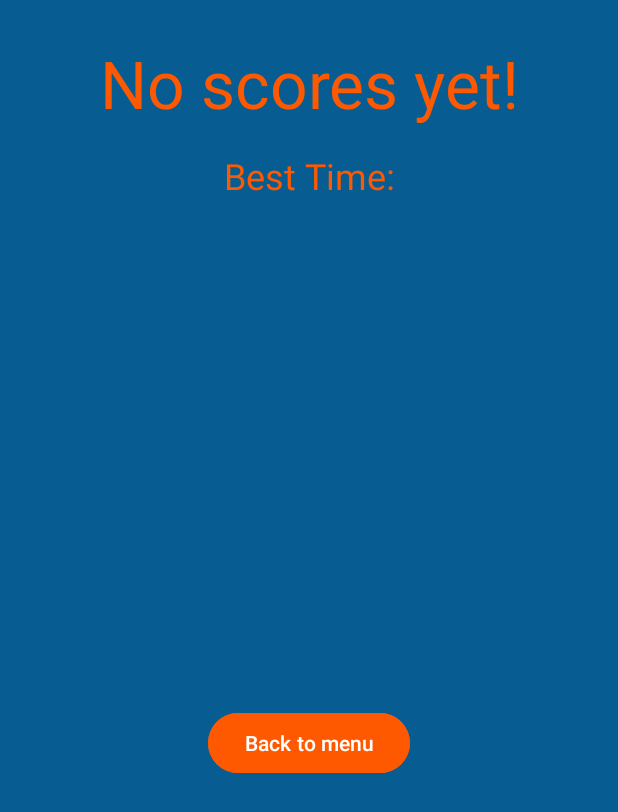
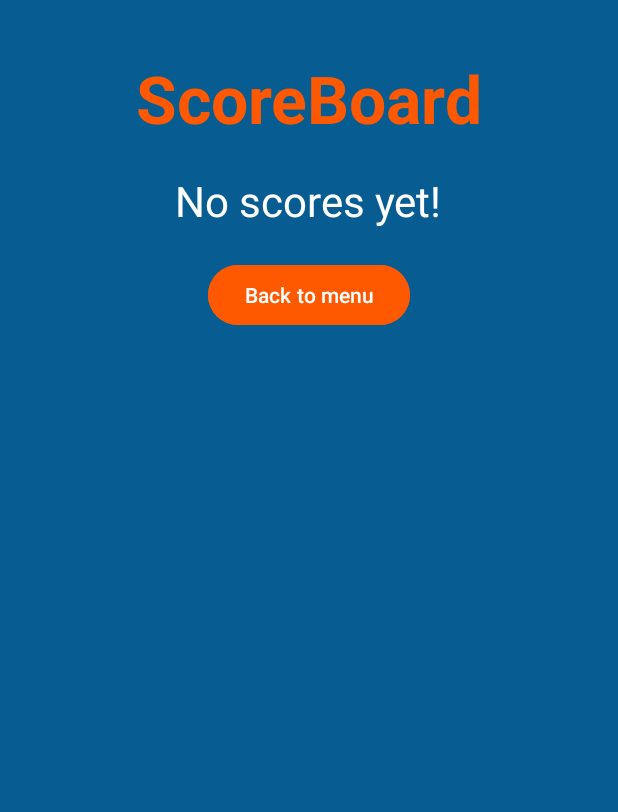
Before and after one commit to Vivianne-S/memoryMania, an Android app: the ScoreBoardActivity screen opened directly, with no data from a screen before it, on a phone screen of 412 x 824 dp. Shown: the top 812 px of the screen. Run offline under Robolectric (Android 15) with nearby library versions, the phone set to English and light mode, and no system bars.

Commit message:
- Added and fixed user interface with activity_scoreboard.xml and added new strings.xml                          - Removed scoreboard time from scoreboard titel in ScoreBoardActivity.kt and added scoreboardlist instead. Misstake from coding before.

```diff
--- a/app/src/main/java/com/example/memorymania/ScoreBoardActivity.kt
+++ b/app/src/main/java/com/example/memorymania/ScoreBoardActivity.kt
@@ -10,35 +10,35 @@ class ScoreBoardActivity : AppCompatActivity() {
 
         override fun onCreate(savedInstanceState: Bundle?) {
             super.onCreate(savedInstanceState)
-        setContentView(R.layout.activity_scoreboard) // Ladda layouten för scoreboard
+            setContentView(R.layout.activity_scoreboard)
 
             val sharedPref = getSharedPreferences("game_data", MODE_PRIVATE)
 
             // Läs in bästa tiderna från SharedPreferences och hantera om det är null eller tomt
             val times = sharedPref.getStringSet("best_times", mutableSetOf())?.map { it.toInt() }?.sorted() ?: emptyList()
 
-        // Begränsa till de 5 bästa tiderna
-        val topTimes = times.take(5)
+            // Begränsa till de 10 bästa tiderna
+            val topTimes = times.take(10)
 
-        // Formatera listan
+            // Formatera listan med de bästa tiderna
             val formattedTimes = topTimes.mapIndexed { index, time -> "${index + 1}. $time sekunder" }
 
-        // Visa tiderna i TextView
-        val scoreBoardTitle = findViewById<TextView>(R.id.scoreboard_title)
-        scoreBoardTitle.text = if (formattedTimes.isEmpty()) {
+            // Visa tiderna i ScrollView TextView
+            val scoreBoardList = findViewById<TextView>(R.id.score_board_list)
+            scoreBoardList.text = if (formattedTimes.isEmpty()) {
                 "No scores yet!" // Visa ett meddelande om inga tider finns
             } else {
                 formattedTimes.joinToString("\n")
             }
+
             // Hämta referens till knappen "Back to Menu"
             val backToMenuButton: Button = findViewById(R.id.back_to_menu_button)
 
             // Sätt OnClickListener för att gå tillbaka till huvudmenyn
             backToMenuButton.setOnClickListener {
-            // Starta MainActivity (huvudmenyn)
                 val intent = Intent(this, MainActivity::class.java)
                 startActivity(intent)
-            finish() // Avsluta den här aktiviteten så att den inte är kvar i stacken
+                finish()
             }
         }
     }
--- a/app/src/main/res/layout/activity_scoreboard.xml
+++ b/app/src/main/res/layout/activity_scoreboard.xml
@@ -1,63 +1,46 @@
 <?xml version="1.0" encoding="utf-8"?>
-<androidx.constraintlayout.widget.ConstraintLayout xmlns:android="http://schemas.android.com/apk/res/android"
+<LinearLayout xmlns:android="http://schemas.android.com/apk/res/android"
     xmlns:app="http://schemas.android.com/apk/res-auto"
-
     android:layout_width="match_parent"
     android:layout_height="match_parent"
-    android:background="#075D92">
-
+    android:background="#075D92"
+    android:orientation="vertical"
+    android:padding="16dp">
 
     <!-- Scoreboard Title -->
     <TextView
         android:id="@+id/scoreboard_title"
         android:layout_width="wrap_content"
         android:layout_height="wrap_content"
+        android:layout_gravity="center"
         android:text="@string/score_board_title"
+        android:textColor="#FE5900"
         android:textSize="44sp"
-        android:textColor="#FE5900"
-        android:layout_marginTop="26dp"
-        app:layout_constraintTop_toTopOf="parent"
-        app:layout_constraintStart_toStartOf="parent"
-        app:layout_constraintEnd_toEndOf="parent" />
+        android:textStyle="bold"
+        android:layout_marginTop="20dp"/>
 
-    <!-- Best Time Label -->
+    <!-- Scoreboard List (Just Times) -->
     <TextView
-        android:id="@+id/best_time_label"
+        android:id="@+id/score_board_list"
         android:layout_width="wrap_content"
         android:layout_height="wrap_content"
-        android:text="@string/best_time"
-        android:textSize="24sp"
-        android:textColor="#FE5900"
-        android:layout_marginTop="16dp"
-        app:layout_constraintTop_toBottomOf="@id/scoreboard_title"
-        app:layout_constraintStart_toStartOf="parent"
-        app:layout_constraintEnd_toEndOf="parent" />
-
-    <!-- Score List -->
-    <TextView
-        android:id="@+id/scoreTimeDisplay"
-        android:layout_width="0dp"
-        android:layout_height="wrap_content"
-        android:textSize="18sp"
+        android:layout_marginTop="20dp"
+        android:lineSpacingExtra="8dp"
+        android:layout_gravity="center"
+        android:text="@string/score_board_list"
         android:textColor="#FFFFFF"
-        android:layout_marginTop="8dp"
-        app:layout_constraintTop_toBottomOf="@id/best_time_label"
-        app:layout_constraintStart_toStartOf="parent"
-        app:layout_constraintEnd_toEndOf="parent" />
+        android:textSize="28sp" />
 
     <!-- Back to Menu Button -->
     <Button
         android:id="@+id/back_to_menu_button"
         android:layout_width="wrap_content"
         android:layout_height="wrap_content"
+        android:layout_gravity="center"
+        android:layout_marginTop="20dp"
+        app:layout_constraintTop_toBottomOf="@id/score_board_list"
+        android:backgroundTint="#FE5900"
         android:text="@string/back_to_menu"
-        android:backgroundTint="#FE5900"
         android:textColor="#FFFFFF"
-        android:layout_marginTop="16dp"
-        android:layout_marginBottom="16dp"
-        app:layout_constraintTop_toBottomOf="@id/scoreTimeDisplay"
-        app:layout_constraintStart_toStartOf="parent"
-        app:layout_constraintEnd_toEndOf="parent"
-        app:layout_constraintBottom_toBottomOf="parent" />
-
-</androidx.constraintlayout.widget.ConstraintLayout>
+        />
+</LinearLayout>
--- a/app/src/main/res/values/strings.xml
+++ b/app/src/main/res/values/strings.xml
@@ -9,22 +9,28 @@
 
     <!-- Timer label and gl hf-->
     <string name="timer_label">Timer: %1$d </string>
-    <string name="gl_hf">Good luck, have fun!"</string>
+    <string name="gl_hf">Good luck, have fun!</string>
 
     <!-- Game screen buttons -->
     <string name="reset_game">Reset Game</string>
     <string name="back_to_menu">Back to menu</string>
 
-    <!-- ScoreBoard labels  -->
+    <!-- ScoreBoard labels -->
     <string name="score_board_title">ScoreBoard</string>
     <string name="best_time">Best Time: </string>
 
-    <!-- Game Instructions  -->
+    <!-- Game Instructions -->
     <string name="instructions_title">Game Instructions</string>
     <string name="instructions_text">Match all pairs of cards. Click a card to flip it, then click another card to try and find the pair. If they match, they stay flipped. Try to finish the game as fast as possible!</string>
 
     <!-- Game completion message format -->
     <string name="game_completed_message">Congratulations! You completed the game in %1$d seconds.</string>
+
+    <!-- Best time display text (used in ScoreBoardActivity) -->
+    <string name="best_time_display">Best Time: Not Set</string>
+
+    <!-- Scoreboard list placeholder text (used in ScoreBoardActivity) -->
+    <string name="score_board_list">No scores yet!</string>
 
     <!-- Image Description -->
     <string name="image1_desc">Description for image 1</string>
```
Lines whose indentation alone changed are shown as unchanged.
